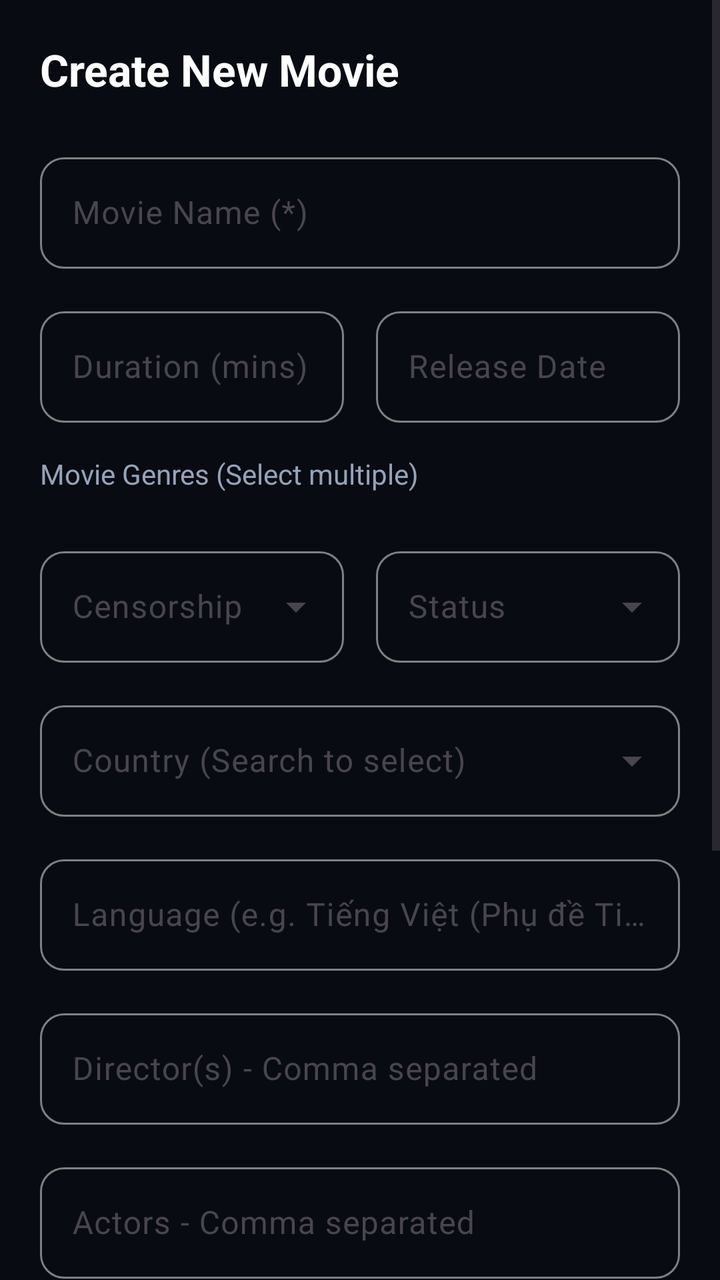
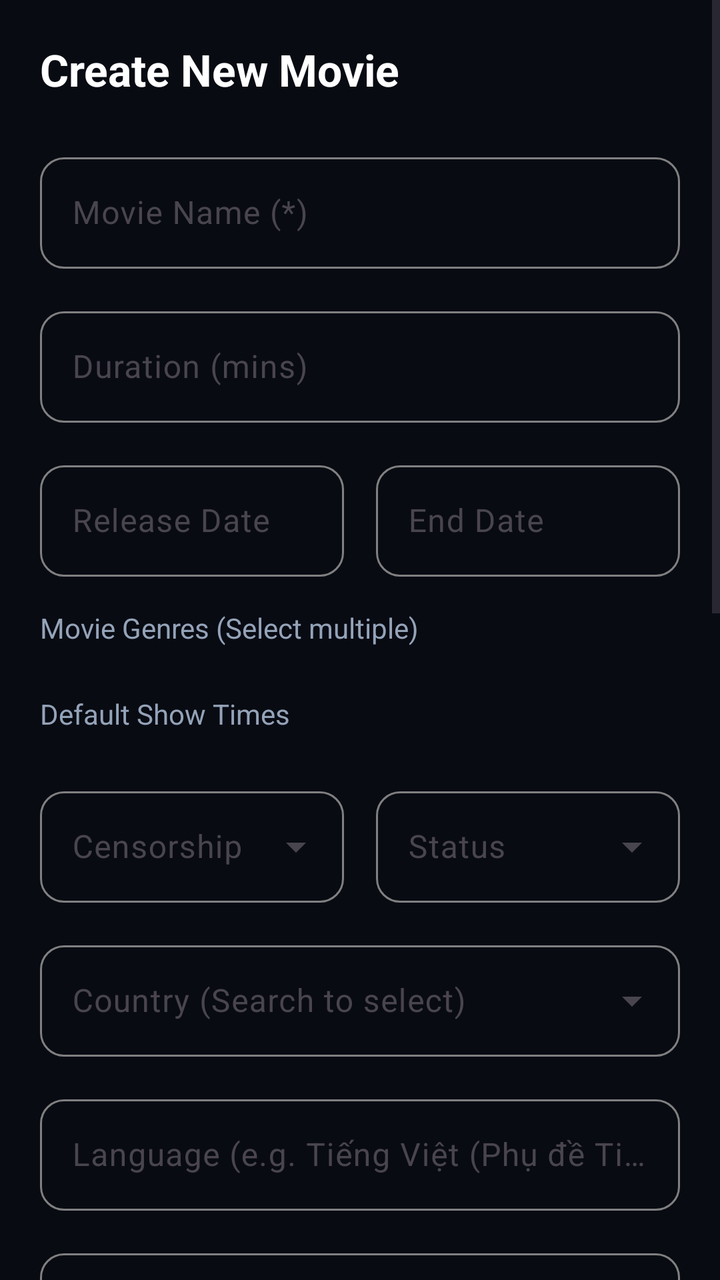

Before-and-after screenshots of an Android layout around one commit, followed by the original layout XML and the change that was made.
<!-- AndroidManifest.xml: application theme Theme.Moviebookingapp -->
<!-- res/layout/fragment_admin_create_movie.xml -->
<?xml version="1.0" encoding="utf-8"?>
<ScrollView xmlns:android="http://schemas.android.com/apk/res/android"
    xmlns:app="http://schemas.android.com/apk/res-auto"
    android:layout_width="match_parent"
    android:layout_height="match_parent"
    android:background="@color/admin_bg"
    android:fillViewport="true">

    <LinearLayout
        android:layout_width="match_parent"
        android:layout_height="wrap_content"
        android:orientation="vertical"
        android:padding="20dp">

        <TextView
            android:layout_width="wrap_content"
            android:layout_height="wrap_content"
            android:text="Create New Movie"
            android:textColor="@color/white"
            android:textSize="22sp"
            android:textStyle="bold"
            android:layout_marginBottom="24dp" />

        
        <com.google.android.material.textfield.TextInputLayout
            style="@style/Widget.Material3.TextInputLayout.OutlinedBox"
            android:layout_width="match_parent"
            android:layout_height="wrap_content"
            android:layout_marginBottom="16dp"
            android:hint="Movie Name (*)"
            app:boxStrokeColor="@color/text_input_stroke"
            app:boxStrokeWidth="1dp"
            app:boxStrokeWidthFocused="2dp"
            app:boxCornerRadiusTopStart="12dp"
            app:boxCornerRadiusTopEnd="12dp"
            app:boxCornerRadiusBottomStart="12dp"
            app:boxCornerRadiusBottomEnd="12dp"
            app:boxBackgroundMode="outline"
            app:hintTextColor="#808080">

            <com.google.android.material.textfield.TextInputEditText
                android:id="@+id/edtMovieName"
                android:layout_width="match_parent"
                android:layout_height="wrap_content"
                android:textColor="@color/white" />
        </com.google.android.material.textfield.TextInputLayout>

        
        <LinearLayout
            android:layout_width="match_parent"
            android:layout_height="wrap_content"
            android:orientation="horizontal"
            android:layout_marginBottom="16dp"
            android:baselineAligned="false">

            <com.google.android.material.textfield.TextInputLayout
                style="@style/Widget.Material3.TextInputLayout.OutlinedBox"
                android:layout_width="0dp"
                android:layout_height="wrap_content"
                android:layout_weight="1"
                android:layout_marginEnd="8dp"
                android:hint="Duration (mins)"
                app:boxStrokeColor="@color/text_input_stroke"
                app:boxStrokeWidth="1dp"
                app:boxStrokeWidthFocused="2dp"
                app:boxCornerRadiusTopStart="12dp"
                app:boxCornerRadiusTopEnd="12dp"
                app:boxCornerRadiusBottomStart="12dp"
                app:boxCornerRadiusBottomEnd="12dp"
                app:boxBackgroundMode="outline"
                app:hintTextColor="#808080">

                <com.google.android.material.textfield.TextInputEditText
                    android:id="@+id/edtDuration"
                    android:inputType="number"
                    android:layout_width="match_parent"
                    android:layout_height="wrap_content"
                    android:textColor="@color/white" />
            </com.google.android.material.textfield.TextInputLayout>

            <com.google.android.material.textfield.TextInputLayout
                style="@style/Widget.Material3.TextInputLayout.OutlinedBox"
                android:layout_width="0dp"
                android:layout_height="wrap_content"
                android:layout_weight="1"
                android:layout_marginStart="8dp"
                android:hint="Release Date"
                app:boxStrokeColor="@color/text_input_stroke"
                app:boxStrokeWidth="1dp"
                app:boxStrokeWidthFocused="2dp"
                app:boxCornerRadiusTopStart="12dp"
                app:boxCornerRadiusTopEnd="12dp"
                app:boxCornerRadiusBottomStart="12dp"
                app:boxCornerRadiusBottomEnd="12dp"
                app:boxBackgroundMode="outline"
                app:hintTextColor="#808080">

                <com.google.android.material.textfield.TextInputEditText
                    android:id="@+id/edtReleaseDate"
                    android:focusable="false"
                    android:clickable="true"
                    android:layout_width="match_parent"
                    android:layout_height="wrap_content"
                    android:textColor="@color/white" />
            </com.google.android.material.textfield.TextInputLayout>
        </LinearLayout>

        
        <TextView
            android:layout_width="wrap_content"
            android:layout_height="wrap_content"
            android:text="Movie Genres (Select multiple)"
            android:textColor="@color/admin_text_secondary"
            android:textSize="14sp"
            android:layout_marginBottom="8dp" />

        <com.google.android.material.chip.ChipGroup
            android:id="@+id/chipGroupGenres"
            android:layout_width="match_parent"
            android:layout_height="wrap_content"
            android:layout_marginBottom="16dp"
            app:singleSelection="false">
            
        </com.google.android.material.chip.ChipGroup>

        
        <LinearLayout
            android:layout_width="match_parent"
            android:layout_height="wrap_content"
            android:orientation="horizontal"
            android:layout_marginBottom="16dp"
            android:baselineAligned="false">

            <com.google.android.material.textfield.TextInputLayout
                style="@style/Widget.Material3.TextInputLayout.OutlinedBox.ExposedDropdownMenu"
                android:layout_width="0dp"
                android:layout_height="wrap_content"
                android:layout_weight="1"
                android:layout_marginEnd="8dp"
                android:hint="Censorship"
                app:boxStrokeColor="@color/text_input_stroke"
                app:boxStrokeWidth="1dp"
                app:boxStrokeWidthFocused="2dp"
                app:boxCornerRadiusTopStart="12dp"
                app:boxCornerRadiusTopEnd="12dp"
                app:boxCornerRadiusBottomStart="12dp"
                app:boxCornerRadiusBottomEnd="12dp"
                app:boxBackgroundMode="outline"
                app:hintTextColor="#808080">

                <AutoCompleteTextView
                    android:id="@+id/spnCensorship"
                    android:layout_width="match_parent"
                    android:layout_height="wrap_content"
                    android:inputType="none"
                    android:textColor="@color/white" />
            </com.google.android.material.textfield.TextInputLayout>

            <com.google.android.material.textfield.TextInputLayout
                style="@style/Widget.Material3.TextInputLayout.OutlinedBox.ExposedDropdownMenu"
                android:layout_width="0dp"
                android:layout_height="wrap_content"
                android:layout_weight="1"
                android:layout_marginStart="8dp"
                android:hint="Status"
                app:boxStrokeColor="@color/text_input_stroke"
                app:boxStrokeWidth="1dp"
                app:boxStrokeWidthFocused="2dp"
                app:boxCornerRadiusTopStart="12dp"
                app:boxCornerRadiusTopEnd="12dp"
                app:boxCornerRadiusBottomStart="12dp"
                app:boxCornerRadiusBottomEnd="12dp"
                app:boxBackgroundMode="outline"
                app:hintTextColor="#808080">

                <AutoCompleteTextView
                    android:id="@+id/spnStatus"
                    android:layout_width="match_parent"
                    android:layout_height="wrap_content"
                    android:inputType="none"
                    android:textColor="@color/white" />
            </com.google.android.material.textfield.TextInputLayout>
        </LinearLayout>

        
        <com.google.android.material.textfield.TextInputLayout
            style="@style/Widget.Material3.TextInputLayout.OutlinedBox.ExposedDropdownMenu"
            android:layout_width="match_parent"
            android:layout_height="wrap_content"
            android:layout_marginBottom="16dp"
            android:hint="Country (Search to select)"
            app:boxStrokeColor="@color/text_input_stroke"
            app:boxStrokeWidth="1dp"
            app:boxStrokeWidthFocused="2dp"
            app:boxCornerRadiusTopStart="12dp"
            app:boxCornerRadiusTopEnd="12dp"
            app:boxCornerRadiusBottomStart="12dp"
            app:boxCornerRadiusBottomEnd="12dp"
            app:boxBackgroundMode="outline"
            app:hintTextColor="#808080">

            <AutoCompleteTextView
                android:id="@+id/edtCountry"
                android:layout_width="match_parent"
                android:layout_height="wrap_content"
                android:completionThreshold="1"
                android:textColor="@color/white" />
        </com.google.android.material.textfield.TextInputLayout>

        
        <com.google.android.material.textfield.TextInputLayout
            style="@style/Widget.Material3.TextInputLayout.OutlinedBox"
            android:layout_width="match_parent"
            android:layout_height="wrap_content"
            android:layout_marginBottom="16dp"
            android:hint="Language (e.g. Tiếng Việt (Phụ đề Tiếng Anh))"
            app:boxStrokeColor="@color/text_input_stroke"
            app:boxStrokeWidth="1dp"
            app:boxStrokeWidthFocused="2dp"
            app:boxCornerRadiusTopStart="12dp"
            app:boxCornerRadiusTopEnd="12dp"
            app:boxCornerRadiusBottomStart="12dp"
            app:boxCornerRadiusBottomEnd="12dp"
            app:boxBackgroundMode="outline"
            app:hintTextColor="#808080">

            <com.google.android.material.textfield.TextInputEditText
                android:id="@+id/edtLanguage"
                android:layout_width="match_parent"
                android:layout_height="wrap_content"
                android:textColor="@color/white" />
        </com.google.android.material.textfield.TextInputLayout>

        
        <com.google.android.material.textfield.TextInputLayout
            style="@style/Widget.Material3.TextInputLayout.OutlinedBox"
            android:layout_width="match_parent"
            android:layout_height="wrap_content"
            android:layout_marginBottom="16dp"
            android:hint="Director(s) - Comma separated"
            app:boxStrokeColor="@color/text_input_stroke"
            app:boxStrokeWidth="1dp"
            app:boxStrokeWidthFocused="2dp"
            app:boxCornerRadiusTopStart="12dp"
            app:boxCornerRadiusTopEnd="12dp"
            app:boxCornerRadiusBottomStart="12dp"
            app:boxCornerRadiusBottomEnd="12dp"
            app:boxBackgroundMode="outline"
            app:hintTextColor="#808080">

            <com.google.android.material.textfield.TextInputEditText
                android:id="@+id/edtDirector"
                android:layout_width="match_parent"
                android:layout_height="wrap_content"
                android:textColor="@color/white" />
        </com.google.android.material.textfield.TextInputLayout>

        
        <com.google.android.material.textfield.TextInputLayout
            style="@style/Widget.Material3.TextInputLayout.OutlinedBox"
            android:layout_width="match_parent"
            android:layout_height="wrap_content"
            android:layout_marginBottom="16dp"
            android:hint="Actors - Comma separated"
            app:boxStrokeColor="@color/text_input_stroke"
            app:boxStrokeWidth="1dp"
            app:boxStrokeWidthFocused="2dp"
            app:boxCornerRadiusTopStart="12dp"
            app:boxCornerRadiusTopEnd="12dp"
            app:boxCornerRadiusBottomStart="12dp"
            app:boxCornerRadiusBottomEnd="12dp"
            app:boxBackgroundMode="outline"
            app:hintTextColor="#808080">

            <com.google.android.material.textfield.TextInputEditText
                android:id="@+id/edtActors"
                android:layout_width="match_parent"
                android:layout_height="wrap_content"
                android:textColor="@color/white" />
        </com.google.android.material.textfield.TextInputLayout>

        
        <com.google.android.material.textfield.TextInputLayout
            style="@style/Widget.Material3.TextInputLayout.OutlinedBox"
            android:layout_width="match_parent"
            android:layout_height="wrap_content"
            android:layout_marginBottom="16dp"
            android:hint="Poster URL"
            app:boxStrokeColor="@color/text_input_stroke"
            app:boxStrokeWidth="1dp"
            app:boxStrokeWidthFocused="2dp"
            app:boxCornerRadiusTopStart="12dp"
            app:boxCornerRadiusTopEnd="12dp"
            app:boxCornerRadiusBottomStart="12dp"
            app:boxCornerRadiusBottomEnd="12dp"
            app:boxBackgroundMode="outline"
            app:hintTextColor="#808080">

            <com.google.android.material.textfield.TextInputEditText
                android:id="@+id/edtPoster"
                android:layout_width="match_parent"
                android:layout_height="wrap_content"
                android:textColor="@color/white" />
        </com.google.android.material.textfield.TextInputLayout>

        
        <com.google.android.material.textfield.TextInputLayout
            style="@style/Widget.Material3.TextInputLayout.OutlinedBox"
            android:layout_width="match_parent"
            android:layout_height="wrap_content"
            android:layout_marginBottom="24dp"
            android:hint="Description"
            app:boxStrokeColor="@color/text_input_stroke"
            app:boxStrokeWidth="1dp"
            app:boxStrokeWidthFocused="2dp"
            app:boxCornerRadiusTopStart="12dp"
            app:boxCornerRadiusTopEnd="12dp"
            app:boxCornerRadiusBottomStart="12dp"
            app:boxCornerRadiusBottomEnd="12dp"
            app:boxBackgroundMode="outline"
            app:hintTextColor="#808080">

            <com.google.android.material.textfield.TextInputEditText
                android:id="@+id/edtDescription"
                android:layout_width="match_parent"
                android:layout_height="wrap_content"
                android:inputType="textMultiLine"
                android:minLines="3"
                android:gravity="top|start"
                android:textColor="@color/white" />
        </com.google.android.material.textfield.TextInputLayout>

        
        <Button
            android:id="@+id/btnSubmitMovie"
            android:layout_width="match_parent"
            android:layout_height="56dp"
            android:text="SAVE MOVIE"
            android:textColor="@color/black"
            android:textStyle="bold"
            android:backgroundTint="@color/gold_selected"
            app:cornerRadius="12dp"
            android:layout_marginBottom="32dp" />
            
    </LinearLayout>
</ScrollView>
<!-- resources referenced by this layout -->
<resources>
  <color name="admin_bg">#090B13</color>
  <color name="admin_text_secondary">#94A3B8</color>
  <color name="black">#FF000000</color>
  <color name="gold_selected">#F5C518</color>
  <color name="white">#FFFFFFFF</color>
  <style name="Theme.Moviebookingapp" parent="Base.Theme.Moviebookingapp" />
  <style name="Base.Theme.Moviebookingapp" parent="Theme.Material3.DayNight.NoActionBar">
          <item name="colorPrimary">@color/yellow</item>
          <item name="android:windowBackground">@color/background_black</item>
          <item name="android:statusBarColor">@color/background_black</item>
      </style>
  <color name="yellow">#FFC107</color>
  <color name="background_black">#FF000000</color>
</resources>

<!-- the commit's change to res/layout/fragment_admin_create_movie.xml (unified diff, before → after) -->
@@ -46,6 +46,30 @@
         </com.google.android.material.textfield.TextInputLayout>
 
         
+        <com.google.android.material.textfield.TextInputLayout
+            style="@style/Widget.Material3.TextInputLayout.OutlinedBox"
+            android:layout_width="match_parent"
+            android:layout_height="wrap_content"
+            android:layout_marginBottom="16dp"
+            android:hint="Duration (mins)"
+            app:boxStrokeColor="@color/text_input_stroke"
+            app:boxStrokeWidth="1dp"
+            app:boxStrokeWidthFocused="2dp"
+            app:boxCornerRadiusTopStart="12dp"
+            app:boxCornerRadiusTopEnd="12dp"
+            app:boxCornerRadiusBottomStart="12dp"
+            app:boxCornerRadiusBottomEnd="12dp"
+            app:boxBackgroundMode="outline"
+            app:hintTextColor="#808080">
+
+            <com.google.android.material.textfield.TextInputEditText
+                android:id="@+id/edtDuration"
+                android:inputType="number"
+                android:layout_width="match_parent"
+                android:layout_height="wrap_content"
+                android:textColor="@color/white" />
+        </com.google.android.material.textfield.TextInputLayout>
+
         <LinearLayout
             android:layout_width="match_parent"
             android:layout_height="wrap_content"
@@ -59,31 +83,6 @@
                 android:layout_height="wrap_content"
                 android:layout_weight="1"
                 android:layout_marginEnd="8dp"
-                android:hint="Duration (mins)"
-                app:boxStrokeColor="@color/text_input_stroke"
-                app:boxStrokeWidth="1dp"
-                app:boxStrokeWidthFocused="2dp"
-                app:boxCornerRadiusTopStart="12dp"
-                app:boxCornerRadiusTopEnd="12dp"
-                app:boxCornerRadiusBottomStart="12dp"
-                app:boxCornerRadiusBottomEnd="12dp"
-                app:boxBackgroundMode="outline"
-                app:hintTextColor="#808080">
-
-                <com.google.android.material.textfield.TextInputEditText
-                    android:id="@+id/edtDuration"
-                    android:inputType="number"
-                    android:layout_width="match_parent"
-                    android:layout_height="wrap_content"
-                    android:textColor="@color/white" />
-            </com.google.android.material.textfield.TextInputLayout>
-
-            <com.google.android.material.textfield.TextInputLayout
-                style="@style/Widget.Material3.TextInputLayout.OutlinedBox"
-                android:layout_width="0dp"
-                android:layout_height="wrap_content"
-                android:layout_weight="1"
-                android:layout_marginStart="8dp"
                 android:hint="Release Date"
                 app:boxStrokeColor="@color/text_input_stroke"
                 app:boxStrokeWidth="1dp"
@@ -103,6 +102,32 @@
                     android:layout_height="wrap_content"
                     android:textColor="@color/white" />
             </com.google.android.material.textfield.TextInputLayout>
+
+            <com.google.android.material.textfield.TextInputLayout
+                style="@style/Widget.Material3.TextInputLayout.OutlinedBox"
+                android:layout_width="0dp"
+                android:layout_height="wrap_content"
+                android:layout_weight="1"
+                android:layout_marginStart="8dp"
+                android:hint="End Date"
+                app:boxStrokeColor="@color/text_input_stroke"
+                app:boxStrokeWidth="1dp"
+                app:boxStrokeWidthFocused="2dp"
+                app:boxCornerRadiusTopStart="12dp"
+                app:boxCornerRadiusTopEnd="12dp"
+                app:boxCornerRadiusBottomStart="12dp"
+                app:boxCornerRadiusBottomEnd="12dp"
+                app:boxBackgroundMode="outline"
+                app:hintTextColor="#808080">
+
+                <com.google.android.material.textfield.TextInputEditText
+                    android:id="@+id/edtEndDate"
+                    android:focusable="false"
+                    android:clickable="true"
+                    android:layout_width="match_parent"
+                    android:layout_height="wrap_content"
+                    android:textColor="@color/white" />
+            </com.google.android.material.textfield.TextInputLayout>
         </LinearLayout>
 
         
@@ -122,6 +147,21 @@
             app:singleSelection="false">
             
         </com.google.android.material.chip.ChipGroup>
+
+        
+        <TextView
+            android:layout_width="wrap_content"
+            android:layout_height="wrap_content"
+            android:text="Default Show Times"
+            android:textColor="@color/admin_text_secondary"
+            android:textSize="14sp"
+            android:layout_marginBottom="8dp" />
+
+        <com.google.android.material.chip.ChipGroup
+            android:id="@+id/chipGroupShowTimes"
+            android:layout_width="match_parent"
+            android:layout_height="wrap_content"
+            android:layout_marginBottom="16dp" />
 
         
         <LinearLayout
@@ -303,6 +343,26 @@
                 android:textColor="@color/white" />
         </com.google.android.material.textfield.TextInputLayout>
 
+        <ImageView
+            android:id="@+id/ivPosterPreview"
+            android:layout_width="120dp"
+            android:layout_height="180dp"
+            android:layout_gravity="center_horizontal"
+            android:scaleType="centerCrop"
+            android:background="@color/card_dark"
+            android:layout_marginBottom="8dp" />
+
+        <Button
+            android:id="@+id/btnChoosePoster"
+            style="@style/Widget.Material3.Button.OutlinedButton"
+            android:layout_width="wrap_content"
+            android:layout_height="wrap_content"
+            android:layout_gravity="center_horizontal"
+            android:text="Choose Poster"
+            android:textColor="@color/white"
+            app:strokeColor="@color/gold_selected"
+            android:layout_marginBottom="16dp" />
+
         
         <com.google.android.material.textfield.TextInputLayout
             style="@style/Widget.Material3.TextInputLayout.OutlinedBox"
<!-- resource entries referenced after the edit -->
@@ -3,6 +3,7 @@
   <color name="admin_bg">#090B13</color>
   <color name="admin_text_secondary">#94A3B8</color>
   <color name="black">#FF000000</color>
+  <color name="card_dark">#1F2937</color>
   <color name="gold_selected">#F5C518</color>
   <color name="white">#FFFFFFFF</color>
   <style name="Theme.Moviebookingapp" parent="Base.Theme.Moviebookingapp" />
